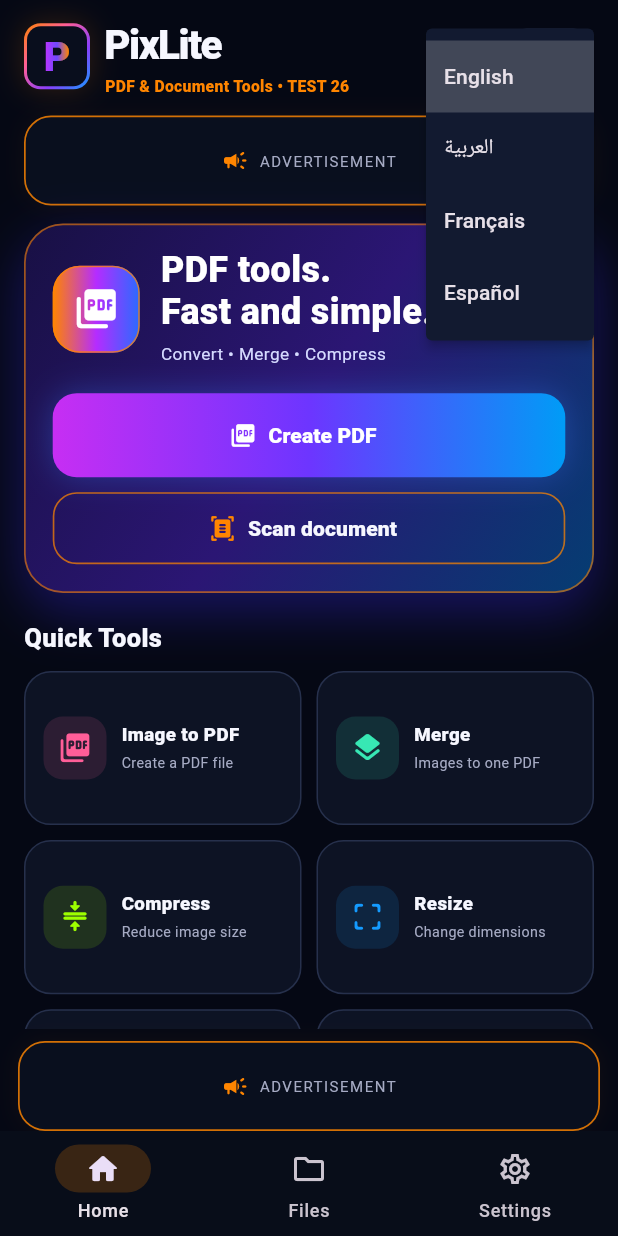
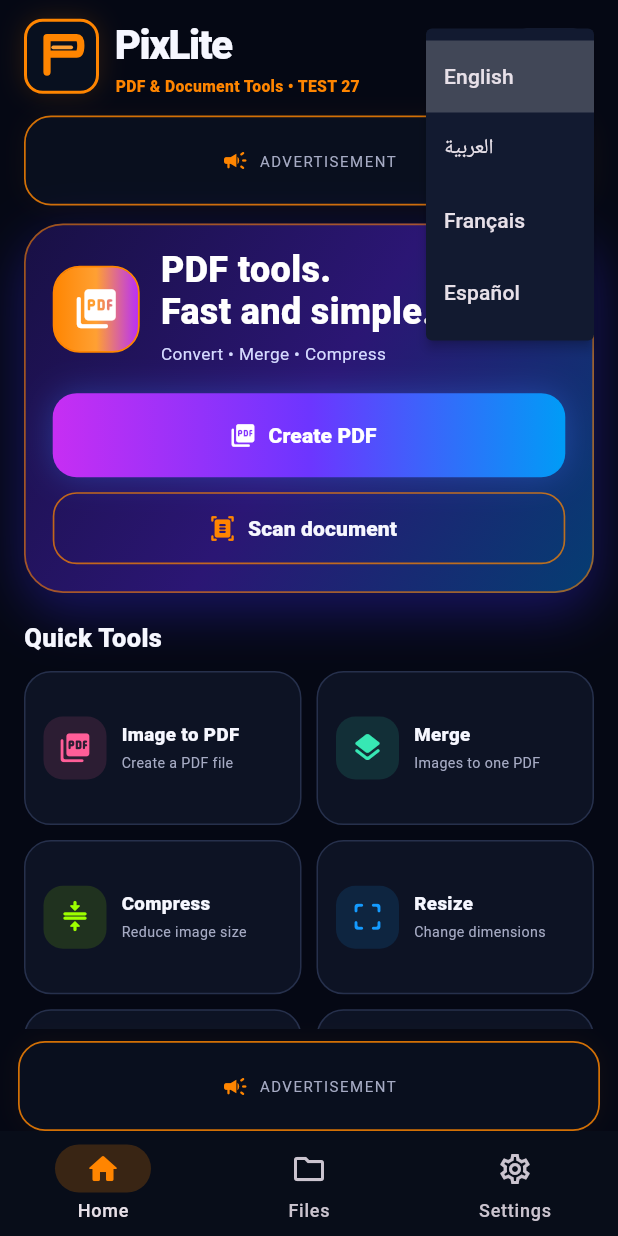
Before and after one commit to pixlite-tools/pixlite-android, a Flutter app: the screen it shows after launch, after a tap on "EN", on a phone screen of 412 x 824 dp. Run offline on Flutter 3.47's test engine with Material 3 defaults, Android fonts, the phone set to English and light mode, and no system bars; our stand-ins replace google_mobile_ads, image_picker, qr_flutter, share_plus, shared_preferences; missing offline and left inert: google_mlkit_document_scanner; network calls fail.

Commit message:
Persist PixLite TEST 27 brand source [skip ci]

```diff
--- a/pixlite_production/lib/main.dart
+++ b/pixlite_production/lib/main.dart
@@ -115,7 +115,7 @@ class _PixLiteAppState extends State<PixLiteApp> {
           appBarTheme: const AppBarTheme(backgroundColor:kBg, surfaceTintColor:Colors.transparent, foregroundColor:kText),
           filledButtonTheme: FilledButtonThemeData(style: FilledButton.styleFrom(backgroundColor:kViolet, foregroundColor:Colors.white, minimumSize: const Size.fromHeight(54), shape: RoundedRectangleBorder(borderRadius: BorderRadius.circular(18)))),
           outlinedButtonTheme: OutlinedButtonThemeData(style: OutlinedButton.styleFrom(foregroundColor:kText, side: const BorderSide(color:kStroke), minimumSize: const Size.fromHeight(48), shape: RoundedRectangleBorder(borderRadius: BorderRadius.circular(16)))),
-          inputDecorationTheme: InputDecorationTheme(filled:true, fillColor:kCard2, labelStyle: const TextStyle(color:kSub), border: OutlineInputBorder(borderRadius: BorderRadius.circular(18), borderSide: const BorderSide(color:kStroke)), enabledBorder: OutlineInputBorder(borderRadius: BorderRadius.circular(18), borderSide: const BorderSide(color:kStroke)), focusedBorder: OutlineInputBorder(borderRadius: BorderRadius.circular(18), borderSide: const BorderSide(color:kViolet))),
+          inputDecorationTheme: InputDecorationTheme(filled:true, fillColor:kCard2, labelStyle: const TextStyle(color:kSub), border: OutlineInputBorder(borderRadius: BorderRadius.circular(18), borderSide: const BorderSide(color:kStroke)), enabledBorder: OutlineInputBorder(borderRadius: BorderRadius.circular(18), borderSide: const BorderSide(color:kStroke)), focusedBorder: OutlineInputBorder(borderRadius: BorderRadius.circular(18), borderSide: const BorderSide(color:kOrange))),
         ),
         home: HomeScreen(lang: lang, tr: tr, onLang: setLang),
       ),
@@ -281,21 +281,26 @@ class PixLiteMark extends StatelessWidget {
   final double size;
   const PixLiteMark({super.key,this.size=44});
   @override Widget build(BuildContext context)=>Container(
-    width:size,height:size,padding:const EdgeInsets.all(2),
+    width:size,height:size,
     decoration:BoxDecoration(
-      gradient:const LinearGradient(colors:[kOrange,kPink,kViolet,kBlue],begin:Alignment.topLeft,end:Alignment.bottomRight),
+      color:const Color(0xFF08101F),
       borderRadius:BorderRadius.circular(size*.25),
-      boxShadow:[BoxShadow(color:kOrange.withOpacity(.16),blurRadius:16,spreadRadius:1)]
+      border:Border.all(color:kOrange,width:2),
+      boxShadow:[BoxShadow(color:kOrange.withOpacity(.16),blurRadius:14)]
     ),
-    child:Container(
-      decoration:BoxDecoration(color:const Color(0xFF090E1D),borderRadius:BorderRadius.circular(size*.21)),
-      alignment:Alignment.center,
-      child:ShaderMask(
-        shaderCallback:(r)=>const LinearGradient(colors:[Color(0xFFB934FF),Color(0xFF6F49FF),kOrange]).createShader(r),
-        child:Text('P',style:TextStyle(color:Colors.white,fontSize:size*.62,fontWeight:FontWeight.w900,height:1,letterSpacing:-2))
-      )
-    )
+    child:CustomPaint(painter:_PixLiteLogoPainter())
   );
+}
+class _PixLiteLogoPainter extends CustomPainter {
+  @override void paint(Canvas c,Size z){
+    final p=Paint()..color=kOrange..style=PaintingStyle.stroke..strokeWidth=z.width*.105..strokeCap=StrokeCap.round..strokeJoin=StrokeJoin.round;
+    final x=z.width*.29,y=z.height*.23,w=z.width*.43,h=z.height*.24;
+    final path=Path()..moveTo(x,z.height*.73)..lineTo(x,y)..lineTo(x+w,y)..quadraticBezierTo(z.width*.78,y,z.width*.78,y+h*.48)..quadraticBezierTo(z.width*.78,y+h,x+w,y+h)..lineTo(x,z.height*.47);
+    c.drawPath(path,p);
+    final p2=Paint()..color=const Color(0xFFFFA033)..style=PaintingStyle.stroke..strokeWidth=z.width*.055..strokeCap=StrokeCap.round;
+    c.drawLine(Offset(z.width*.38,z.height*.37),Offset(z.width*.64,z.height*.37),p2);
+  }
+  @override bool shouldRepaint(covariant CustomPainter oldDelegate)=>false;
 }
 
 class HomeScreen extends StatefulWidget{
@@ -317,12 +322,12 @@ class _HomeScreenState extends State<HomeScreen>{
       ToolData(tr('qr'),tr('qr_sub'),Icons.qr_code_2_rounded,kOrange,QrScreen(tr:tr)),
     ];
     return ListView(padding:const EdgeInsets.fromLTRB(16,10,16,22),children:[
-      Row(children:[Expanded(child:Row(children:[const PixLiteMark(size:44),const SizedBox(width:10),const Column(crossAxisAlignment:CrossAxisAlignment.start,children:[Text('PixLite',style:TextStyle(color:kText,fontSize:27,fontWeight:FontWeight.w900,letterSpacing:-1)),SizedBox(height:1),Text('PDF & Document Tools • TEST 26',style:TextStyle(color:kOrange,fontSize:10.5,fontWeight:FontWeight.w800,letterSpacing:.2))])])),PopupMenuButton<String>(initialValue:widget.lang,color:kCard2,onSelected:widget.onLang,itemBuilder:(_)=>langNames.entries.map((e)=>PopupMenuItem(value:e.key,child:Text(e.value))).toList(),child:Container(padding:const EdgeInsets.symmetric(horizontal:12,vertical:9),decoration:BoxDecoration(color:kCard,borderRadius:BorderRadius.circular(14),border:Border.all(color:kStroke)),child:Row(mainAxisSize:MainAxisSize.min,children:[Text(widget.lang.toUpperCase(),style:const TextStyle(color:kText,fontSize:12,fontWeight:FontWeight.w800)),const Icon(Icons.keyboard_arrow_down_rounded,color:kSub,size:17)]))) ]),
+      Row(children:[Expanded(child:Row(children:[const PixLiteMark(size:50),const SizedBox(width:11),const Column(crossAxisAlignment:CrossAxisAlignment.start,children:[Text('PixLite',style:TextStyle(color:kText,fontSize:27,fontWeight:FontWeight.w900,letterSpacing:-1)),SizedBox(height:1),Text('PDF & Document Tools • TEST 27',style:TextStyle(color:kOrange,fontSize:10.5,fontWeight:FontWeight.w800,letterSpacing:.2))])])),PopupMenuButton<String>(initialValue:widget.lang,color:kCard2,onSelected:widget.onLang,itemBuilder:(_)=>langNames.entries.map((e)=>PopupMenuItem(value:e.key,child:Text(e.value))).toList(),child:Container(padding:const EdgeInsets.symmetric(horizontal:12,vertical:9),decoration:BoxDecoration(color:kCard,borderRadius:BorderRadius.circular(14),border:Border.all(color:kStroke)),child:Row(mainAxisSize:MainAxisSize.min,children:[Text(widget.lang.toUpperCase(),style:const TextStyle(color:kText,fontSize:12,fontWeight:FontWeight.w800)),const Icon(Icons.keyboard_arrow_down_rounded,color:kSub,size:17)]))) ]),
       const SizedBox(height:12),
       BannerAdBox(label:tr('ad'),adUnitId:AdIds.homeTopBanner),
       const SizedBox(height:12),
       Container(padding:const EdgeInsets.all(18),decoration:BoxDecoration(borderRadius:BorderRadius.circular(26),border:Border.all(color:kOrange.withOpacity(.58),width:1.15),gradient:const LinearGradient(colors:[Color(0xFF181044),Color(0xFF2B1674),Color(0xFF053D72)],begin:Alignment.topLeft,end:Alignment.bottomRight),boxShadow:const [BoxShadow(color:Color(0x553E2BFF),blurRadius:30,offset:Offset(0,12))]),child:Column(crossAxisAlignment:CrossAxisAlignment.start,children:[
-        Row(children:[Container(width:58,height:58,decoration:BoxDecoration(borderRadius:BorderRadius.circular(18),gradient:const LinearGradient(colors:[kOrange,Color(0xFFB52CFF),Color(0xFF2A6BFF)]),border:Border.all(color:kOrange.withOpacity(.75),width:1.0)),child:const Icon(Icons.picture_as_pdf_rounded,color:Colors.white,size:31)),const SizedBox(width:14),Expanded(child:Column(crossAxisAlignment:CrossAxisAlignment.start,children:[Text(tr('home_hero1'),style:TextStyle(color:Colors.white,fontSize:24,fontWeight:FontWeight.w900,height:1)),SizedBox(height:4),Text(tr('home_hero2'),style:TextStyle(color:Colors.white,fontSize:24,fontWeight:FontWeight.w900,height:1)),SizedBox(height:8),Text(tr('home_hero_sub'),style:TextStyle(color:Color(0xFFD5DAFF),fontSize:11.5))]))]),
+        Row(children:[Container(width:58,height:58,decoration:BoxDecoration(borderRadius:BorderRadius.circular(18),gradient:const LinearGradient(colors:[kOrange,Color(0xFFFFA033),Color(0xFFB52CFF)]),border:Border.all(color:kOrange,width:1.2)),child:const Icon(Icons.picture_as_pdf_rounded,color:Colors.white,size:31)),const SizedBox(width:14),Expanded(child:Column(crossAxisAlignment:CrossAxisAlignment.start,children:[Text(tr('home_hero1'),style:TextStyle(color:Colors.white,fontSize:24,fontWeight:FontWeight.w900,height:1)),SizedBox(height:4),Text(tr('home_hero2'),style:TextStyle(color:Colors.white,fontSize:24,fontWeight:FontWeight.w900,height:1)),SizedBox(height:8),Text(tr('home_hero_sub'),style:TextStyle(color:Color(0xFFD5DAFF),fontSize:11.5))]))]),
         const SizedBox(height:18),
         Container(decoration:BoxDecoration(gradient:const LinearGradient(colors:[Color(0xFFC72EF3),Color(0xFF6D35FF),Color(0xFF009CF6)]),borderRadius:BorderRadius.circular(16),boxShadow:const [BoxShadow(color:Color(0x553C7CFF),blurRadius:18)]),child:FilledButton.icon(onPressed:()=>open(ImageToPdfScreen(tr:tr)),style:FilledButton.styleFrom(backgroundColor:Colors.transparent,shadowColor:Colors.transparent,minimumSize:const Size.fromHeight(56)),icon:const Icon(Icons.picture_as_pdf_rounded),label:Text(tr('create_pdf'),style:TextStyle(fontWeight:FontWeight.w900)))),
         const SizedBox(height:10),OutlinedButton.icon(onPressed:()=>open(ScanScreen(tr:tr)),style:OutlinedButton.styleFrom(side:BorderSide(color:kOrange.withOpacity(.72),width:1.1),foregroundColor:kText),icon:const Icon(Icons.document_scanner_rounded,color:kOrange),label:Text(tr('scan_document'),style:const TextStyle(fontWeight:FontWeight.w800)))
@@ -339,7 +344,7 @@ class _HomeScreenState extends State<HomeScreen>{
       // Anchored above the nav bar, visible on Home only -- Files/Settings
       // stay ad-free rather than carrying an ad onto every screen.
       if(tab==0) Padding(padding:const EdgeInsets.fromLTRB(12,8,12,0),child:BannerAdBox(label:widget.tr('ad'),adUnitId:AdIds.homeBottomBanner)),
-      NavigationBar(height:70,backgroundColor:const Color(0xFF080D19),indicatorColor:kOrange.withOpacity(.20),selectedIndex:tab,onDestinationSelected:(i)=>setState(()=>tab=i),destinations:[NavigationDestination(icon:Icon(Icons.home_outlined),selectedIcon:Icon(Icons.home_rounded),label:widget.tr('home')),NavigationDestination(icon:Icon(Icons.folder_outlined),selectedIcon:Icon(Icons.folder_rounded),label:widget.tr('files')),NavigationDestination(icon:Icon(Icons.settings_outlined),selectedIcon:Icon(Icons.settings_rounded),label:widget.tr('settings'))]),
+      NavigationBar(height:70,backgroundColor:const Color(0xFF080D19),indicatorColor:kOrange.withOpacity(.20),selectedIndex:tab,onDestinationSelected:(i)=>setState(()=>tab=i),destinations:[NavigationDestination(icon:Icon(Icons.home_outlined),selectedIcon:Icon(Icons.home_rounded,color:kOrange),label:widget.tr('home')),NavigationDestination(icon:Icon(Icons.folder_outlined),selectedIcon:Icon(Icons.folder_rounded,color:kOrange),label:widget.tr('files')),NavigationDestination(icon:Icon(Icons.settings_outlined),selectedIcon:Icon(Icons.settings_rounded,color:kOrange),label:widget.tr('settings'))]),
     ]),
   );
 }
```
